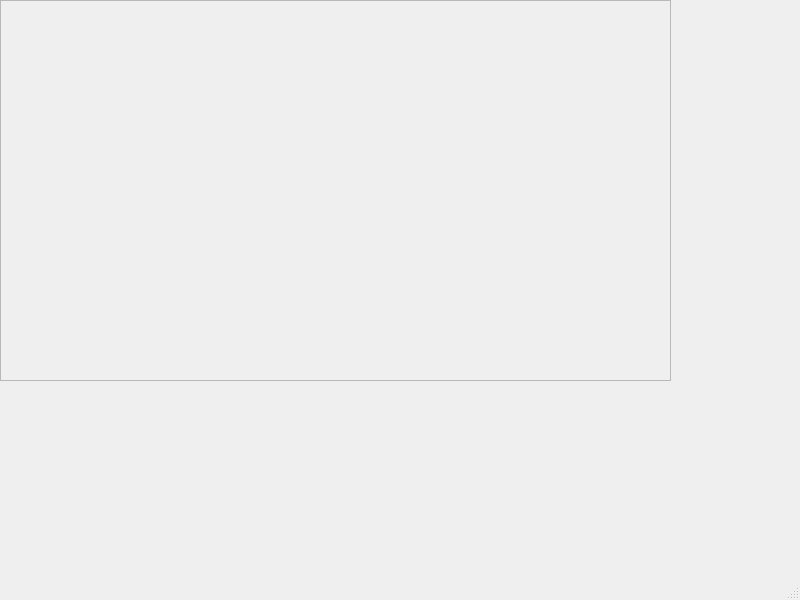
This is pypeds/gui/ui/main_window.ui in my-HenryS/pypeds as Qt 5 draws it before an edit. The edited form follows.
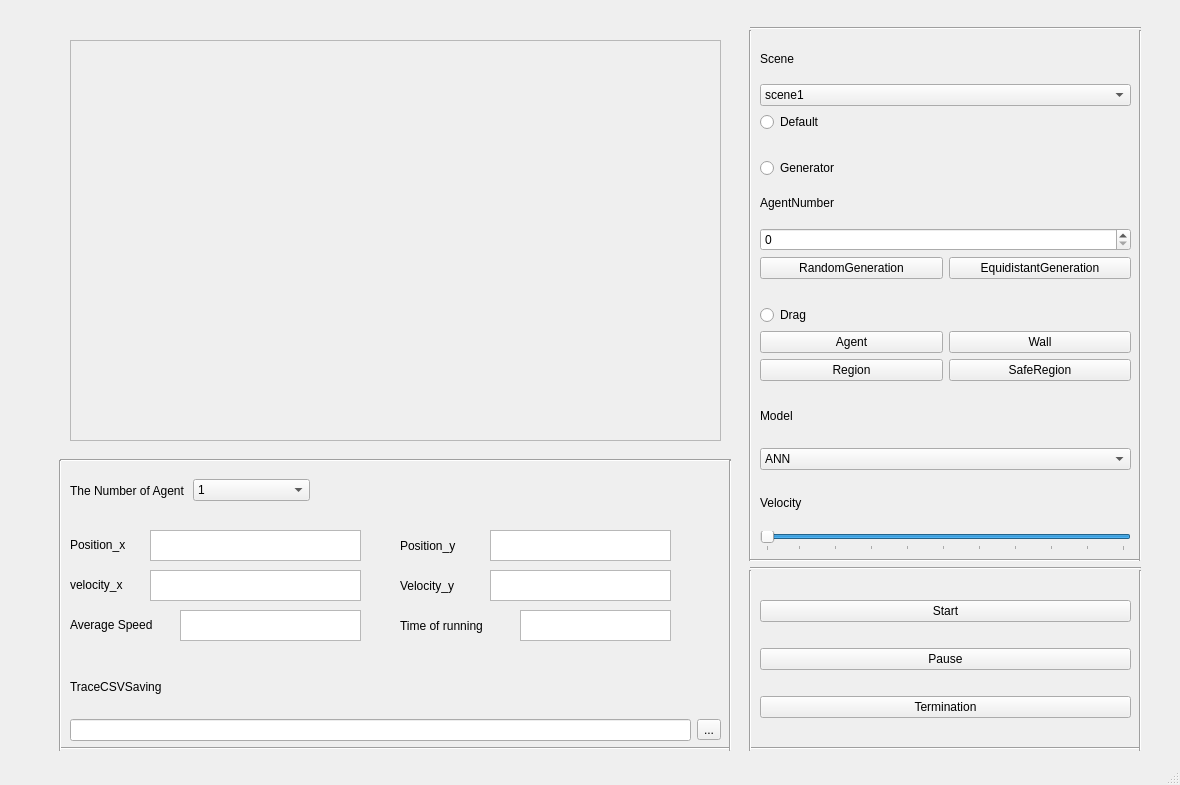
This is the edited form.

Commit message: rename ui file, rewrite ui test (incomplete), rewrite panel

The edit to the form file:
```diff
--- a/pypeds/gui/ui/main_window.ui
+++ b/pypeds/gui/ui/main_window.ui
@@ -6,40 +6,711 @@
    <rect>
     <x>0</x>
     <y>0</y>
-    <width>800</width>
-    <height>600</height>
+    <width>1180</width>
+    <height>785</height>
    </rect>
   </property>
   <property name="windowTitle">
    <string>MainWindow</string>
   </property>
   <widget class="QWidget" name="centralwidget">
-   <widget class="QFrame" name="frame">
+   <widget class="QWidget" name="verticalLayoutWidget">
     <property name="geometry">
      <rect>
-      <x>0</x>
-      <y>0</y>
+      <x>760</x>
+      <y>580</y>
+      <width>371</width>
+      <height>161</height>
+     </rect>
+    </property>
+    <layout class="QVBoxLayout" name="verticalLayout">
+     <item>
+      <widget class="QPushButton" name="pushButton">
+       <property name="text">
+        <string>Start</string>
+       </property>
+      </widget>
+     </item>
+     <item>
+      <widget class="QPushButton" name="pushButton_2">
+       <property name="text">
+        <string>Pause</string>
+       </property>
+      </widget>
+     </item>
+     <item>
+      <widget class="QPushButton" name="pushButton_3">
+       <property name="text">
+        <string>Termination</string>
+       </property>
+      </widget>
+     </item>
+    </layout>
+   </widget>
+   <widget class="QWidget" name="verticalLayoutWidget_2">
+    <property name="geometry">
+     <rect>
+      <x>760</x>
+      <y>480</y>
+      <width>371</width>
+      <height>71</height>
+     </rect>
+    </property>
+    <layout class="QVBoxLayout" name="verticalLayout_2">
+     <item>
+      <widget class="QLabel" name="label">
+       <property name="text">
+        <string>Velocity</string>
+       </property>
+      </widget>
+     </item>
+     <item>
+      <widget class="QSlider" name="horizontalSlider">
+       <property name="cursor">
+        <cursorShape>ArrowCursor</cursorShape>
+       </property>
+       <property name="value">
+        <number>99</number>
+       </property>
+       <property name="orientation">
+        <enum>Qt::Horizontal</enum>
+       </property>
+       <property name="invertedAppearance">
+        <bool>true</bool>
+       </property>
+       <property name="invertedControls">
+        <bool>false</bool>
+       </property>
+       <property name="tickPosition">
+        <enum>QSlider::TicksBelow</enum>
+       </property>
+       <property name="tickInterval">
+        <number>10</number>
+       </property>
+      </widget>
+     </item>
+    </layout>
+   </widget>
+   <widget class="QWidget" name="verticalLayoutWidget_4">
+    <property name="geometry">
+     <rect>
+      <x>760</x>
+      <y>390</y>
+      <width>371</width>
+      <height>80</height>
+     </rect>
+    </property>
+    <layout class="QVBoxLayout" name="verticalLayout_4">
+     <item>
+      <widget class="QLabel" name="label_4">
+       <property name="text">
+        <string>Model</string>
+       </property>
+      </widget>
+     </item>
+     <item>
+      <widget class="QComboBox" name="comboBox_2">
+       <item>
+        <property name="text">
+         <string>ANN</string>
+        </property>
+       </item>
+       <item>
+        <property name="text">
+         <string>LSTM</string>
+        </property>
+       </item>
+       <item>
+        <property name="text">
+         <string>SFC</string>
+        </property>
+       </item>
+       <item>
+        <property name="text">
+         <string>Real-life</string>
+        </property>
+       </item>
+      </widget>
+     </item>
+    </layout>
+   </widget>
+   <widget class="QWidget" name="verticalLayoutWidget_3">
+    <property name="geometry">
+     <rect>
+      <x>760</x>
+      <y>40</y>
+      <width>371</width>
+      <height>341</height>
+     </rect>
+    </property>
+    <layout class="QVBoxLayout" name="verticalLayout_3">
+     <item>
+      <widget class="QLabel" name="label_2">
+       <property name="text">
+        <string>Scene</string>
+       </property>
+      </widget>
+     </item>
+     <item>
+      <widget class="QComboBox" name="comboBox">
+       <item>
+        <property name="text">
+         <string>scene1</string>
+        </property>
+       </item>
+       <item>
+        <property name="text">
+         <string>scene2</string>
+        </property>
+       </item>
+       <item>
+        <property name="text">
+         <string>scene3</string>
+        </property>
+       </item>
+      </widget>
+     </item>
+     <item>
+      <widget class="QRadioButton" name="radioButton_3">
+       <property name="text">
+        <string>Default</string>
+       </property>
+      </widget>
+     </item>
+     <item>
+      <spacer name="horizontalSpacer">
+       <property name="orientation">
+        <enum>Qt::Horizontal</enum>
+       </property>
+       <property name="sizeHint" stdset="0">
+        <size>
+         <width>40</width>
+         <height>20</height>
+        </size>
+       </property>
+      </spacer>
+     </item>
+     <item>
+      <widget class="QRadioButton" name="radioButton_2">
+       <property name="text">
+        <string>Generator</string>
+       </property>
+      </widget>
+     </item>
+     <item>
+      <widget class="QLabel" name="label_3">
+       <property name="text">
+        <string>AgentNumber</string>
+       </property>
+      </widget>
+     </item>
+     <item>
+      <widget class="QSpinBox" name="spinBox"/>
+     </item>
+     <item>
+      <layout class="QGridLayout" name="gridLayout_2">
+       <item row="0" column="0">
+        <widget class="QPushButton" name="pushButton_8">
+         <property name="text">
+          <string>RandomGeneration</string>
+         </property>
+        </widget>
+       </item>
+       <item row="0" column="1">
+        <widget class="QPushButton" name="pushButton_9">
+         <property name="text">
+          <string>EquidistantGeneration</string>
+         </property>
+        </widget>
+       </item>
+      </layout>
+     </item>
+     <item>
+      <layout class="QGridLayout" name="gridLayout">
+       <item row="2" column="1">
+        <widget class="QPushButton" name="pushButton_5">
+         <property name="text">
+          <string>Wall</string>
+         </property>
+        </widget>
+       </item>
+       <item row="3" column="0">
+        <widget class="QPushButton" name="pushButton_6">
+         <property name="text">
+          <string>Region</string>
+         </property>
+        </widget>
+       </item>
+       <item row="3" column="1">
+        <widget class="QPushButton" name="pushButton_7">
+         <property name="text">
+          <string>SafeRegion</string>
+         </property>
+        </widget>
+       </item>
+       <item row="1" column="0">
+        <widget class="QRadioButton" name="radioButton">
+         <property name="text">
+          <string>Drag</string>
+         </property>
+        </widget>
+       </item>
+       <item row="2" column="0">
+        <widget class="QPushButton" name="pushButton_4">
+         <property name="text">
+          <string>Agent</string>
+         </property>
+        </widget>
+       </item>
+       <item row="0" column="0">
+        <spacer name="horizontalSpacer_2">
+         <property name="orientation">
+          <enum>Qt::Horizontal</enum>
+         </property>
+         <property name="sizeHint" stdset="0">
+          <size>
+           <width>40</width>
+           <height>20</height>
+          </size>
+         </property>
+        </spacer>
+       </item>
+       <item row="0" column="1">
+        <spacer name="horizontalSpacer_3">
+         <property name="orientation">
+          <enum>Qt::Horizontal</enum>
+         </property>
+         <property name="sizeHint" stdset="0">
+          <size>
+           <width>40</width>
+           <height>20</height>
+          </size>
+         </property>
+        </spacer>
+       </item>
+      </layout>
+     </item>
+    </layout>
+   </widget>
+   <widget class="QScrollArea" name="scrollArea">
+    <property name="geometry">
+     <rect>
+      <x>70</x>
+      <y>40</y>
+      <width>651</width>
+      <height>401</height>
+     </rect>
+    </property>
+    <property name="widgetResizable">
+     <bool>true</bool>
+    </property>
+    <widget class="QWidget" name="scrollAreaWidgetContents">
+     <property name="geometry">
+      <rect>
+       <x>0</x>
+       <y>0</y>
+       <width>649</width>
+       <height>399</height>
+      </rect>
+     </property>
+    </widget>
+   </widget>
+   <widget class="QWidget" name="gridLayoutWidget">
+    <property name="geometry">
+     <rect>
+      <x>70</x>
+      <y>660</y>
+      <width>651</width>
+      <height>81</height>
+     </rect>
+    </property>
+    <layout class="QGridLayout" name="gridLayout_3">
+     <item row="1" column="0">
+      <widget class="QLineEdit" name="lineEdit"/>
+     </item>
+     <item row="1" column="1">
+      <widget class="QToolButton" name="toolButton">
+       <property name="text">
+        <string>...</string>
+       </property>
+      </widget>
+     </item>
+     <item row="0" column="0">
+      <widget class="QLabel" name="label_5">
+       <property name="text">
+        <string>TraceCSVSaving</string>
+       </property>
+      </widget>
+     </item>
+    </layout>
+   </widget>
+   <widget class="QWidget" name="horizontalLayoutWidget_3">
+    <property name="geometry">
+     <rect>
+      <x>70</x>
+      <y>470</y>
+      <width>240</width>
+      <height>41</height>
+     </rect>
+    </property>
+    <layout class="QHBoxLayout" name="horizontalLayout_3">
+     <item>
+      <widget class="QLabel" name="label_10">
+       <property name="text">
+        <string>The Number of Agent</string>
+       </property>
+      </widget>
+     </item>
+     <item>
+      <widget class="QComboBox" name="comboBox_3">
+       <item>
+        <property name="text">
+         <string>1</string>
+        </property>
+       </item>
+       <item>
+        <property name="text">
+         <string>2</string>
+        </property>
+       </item>
+       <item>
+        <property name="text">
+         <string>3</string>
+        </property>
+       </item>
+       <item>
+        <property name="text">
+         <string>4</string>
+        </property>
+       </item>
+       <item>
+        <property name="text">
+         <string>5</string>
+        </property>
+       </item>
+       <item>
+        <property name="text">
+         <string>6</string>
+        </property>
+       </item>
+       <item>
+        <property name="text">
+         <string>7</string>
+        </property>
+       </item>
+       <item>
+        <property name="text">
+         <string>8</string>
+        </property>
+       </item>
+       <item>
+        <property name="text">
+         <string>9</string>
+        </property>
+       </item>
+       <item>
+        <property name="text">
+         <string>10</string>
+        </property>
+       </item>
+      </widget>
+     </item>
+    </layout>
+   </widget>
+   <widget class="Line" name="line">
+    <property name="geometry">
+     <rect>
+      <x>750</x>
+      <y>20</y>
+      <width>391</width>
+      <height>16</height>
+     </rect>
+    </property>
+    <property name="orientation">
+     <enum>Qt::Horizontal</enum>
+    </property>
+   </widget>
+   <widget class="Line" name="line_2">
+    <property name="geometry">
+     <rect>
+      <x>740</x>
+      <y>30</y>
+      <width>20</width>
+      <height>531</height>
+     </rect>
+    </property>
+    <property name="orientation">
+     <enum>Qt::Vertical</enum>
+    </property>
+   </widget>
+   <widget class="Line" name="line_3">
+    <property name="geometry">
+     <rect>
+      <x>750</x>
+      <y>550</y>
+      <width>391</width>
+      <height>20</height>
+     </rect>
+    </property>
+    <property name="orientation">
+     <enum>Qt::Horizontal</enum>
+    </property>
+   </widget>
+   <widget class="Line" name="line_4">
+    <property name="geometry">
+     <rect>
+      <x>1130</x>
+      <y>30</y>
+      <width>20</width>
+      <height>531</height>
+     </rect>
+    </property>
+    <property name="orientation">
+     <enum>Qt::Vertical</enum>
+    </property>
+   </widget>
+   <widget class="QLabel" name="label_6">
+    <property name="geometry">
+     <rect>
+      <x>70</x>
+      <y>530</y>
+      <width>71</width>
+      <height>29</height>
+     </rect>
+    </property>
+    <property name="text">
+     <string>Position_x</string>
+    </property>
+   </widget>
+   <widget class="QLabel" name="label_7">
+    <property name="geometry">
+     <rect>
+      <x>400</x>
+      <y>530</y>
+      <width>81</width>
+      <height>31</height>
+     </rect>
+    </property>
+    <property name="text">
+     <string>Position_y</string>
+    </property>
+   </widget>
+   <widget class="QTextBrowser" name="textBrowser">
+    <property name="geometry">
+     <rect>
+      <x>150</x>
+      <y>530</y>
+      <width>211</width>
+      <height>31</height>
+     </rect>
+    </property>
+   </widget>
+   <widget class="QTextBrowser" name="textBrowser_2">
+    <property name="geometry">
+     <rect>
+      <x>490</x>
+      <y>530</y>
+      <width>181</width>
+      <height>31</height>
+     </rect>
+    </property>
+   </widget>
+   <widget class="QLabel" name="label_8">
+    <property name="geometry">
+     <rect>
+      <x>70</x>
+      <y>570</y>
+      <width>68</width>
+      <height>29</height>
+     </rect>
+    </property>
+    <property name="text">
+     <string>velocity_x</string>
+    </property>
+   </widget>
+   <widget class="QTextBrowser" name="textBrowser_3">
+    <property name="geometry">
+     <rect>
+      <x>150</x>
+      <y>570</y>
+      <width>211</width>
+      <height>31</height>
+     </rect>
+    </property>
+   </widget>
+   <widget class="QLabel" name="label_9">
+    <property name="geometry">
+     <rect>
+      <x>400</x>
+      <y>570</y>
+      <width>71</width>
+      <height>31</height>
+     </rect>
+    </property>
+    <property name="text">
+     <string>Velocity_y</string>
+    </property>
+   </widget>
+   <widget class="QTextBrowser" name="textBrowser_4">
+    <property name="geometry">
+     <rect>
+      <x>490</x>
+      <y>570</y>
+      <width>181</width>
+      <height>31</height>
+     </rect>
+    </property>
+   </widget>
+   <widget class="QLabel" name="label_15">
+    <property name="geometry">
+     <rect>
+      <x>70</x>
+      <y>610</y>
+      <width>116</width>
+      <height>29</height>
+     </rect>
+    </property>
+    <property name="text">
+     <string>Average Speed    </string>
+    </property>
+   </widget>
+   <widget class="QTextBrowser" name="textBrowser_5">
+    <property name="geometry">
+     <rect>
+      <x>180</x>
+      <y>610</y>
+      <width>181</width>
+      <height>31</height>
+     </rect>
+    </property>
+   </widget>
+   <widget class="QLabel" name="label_14">
+    <property name="geometry">
+     <rect>
+      <x>400</x>
+      <y>610</y>
+      <width>108</width>
+      <height>31</height>
+     </rect>
+    </property>
+    <property name="text">
+     <string>Time of running</string>
+    </property>
+   </widget>
+   <widget class="QTextBrowser" name="textBrowser_6">
+    <property name="geometry">
+     <rect>
+      <x>520</x>
+      <y>610</y>
+      <width>151</width>
+      <height>31</height>
+     </rect>
+    </property>
+   </widget>
+   <widget class="Line" name="line_5">
+    <property name="geometry">
+     <rect>
+      <x>750</x>
+      <y>560</y>
+      <width>391</width>
+      <height>16</height>
+     </rect>
+    </property>
+    <property name="orientation">
+     <enum>Qt::Horizontal</enum>
+    </property>
+   </widget>
+   <widget class="Line" name="line_6">
+    <property name="geometry">
+     <rect>
+      <x>750</x>
+      <y>740</y>
+      <width>391</width>
+      <height>16</height>
+     </rect>
+    </property>
+    <property name="orientation">
+     <enum>Qt::Horizontal</enum>
+    </property>
+   </widget>
+   <widget class="Line" name="line_7">
+    <property name="geometry">
+     <rect>
+      <x>740</x>
+      <y>570</y>
+      <width>20</width>
+      <height>181</height>
+     </rect>
+    </property>
+    <property name="orientation">
+     <enum>Qt::Vertical</enum>
+    </property>
+   </widget>
+   <widget class="Line" name="line_8">
+    <property name="geometry">
+     <rect>
+      <x>1130</x>
+      <y>570</y>
+      <width>20</width>
+      <height>181</height>
+     </rect>
+    </property>
+    <property name="orientation">
+     <enum>Qt::Vertical</enum>
+    </property>
+   </widget>
+   <widget class="Line" name="line_9">
+    <property name="geometry">
+     <rect>
+      <x>60</x>
+      <y>740</y>
       <width>671</width>
-      <height>381</height>
+      <height>16</height>
      </rect>
     </property>
-    <property name="frameShape">
-     <enum>QFrame::StyledPanel</enum>
+    <property name="orientation">
+     <enum>Qt::Horizontal</enum>
     </property>
-    <property name="frameShadow">
-     <enum>QFrame::Raised</enum>
+   </widget>
+   <widget class="Line" name="line_10">
+    <property name="geometry">
+     <rect>
+      <x>60</x>
+      <y>450</y>
+      <width>671</width>
+      <height>20</height>
+     </rect>
     </property>
+    <property name="orientation">
+     <enum>Qt::Horizontal</enum>
+    </property>
    </widget>
-  </widget>
-  <widget class="QMenuBar" name="menubar">
-   <property name="geometry">
-    <rect>
-     <x>0</x>
-     <y>0</y>
-     <width>800</width>
-     <height>22</height>
-    </rect>
-   </property>
+   <widget class="Line" name="line_11">
+    <property name="geometry">
+     <rect>
+      <x>50</x>
+      <y>460</y>
+      <width>20</width>
+      <height>291</height>
+     </rect>
+    </property>
+    <property name="orientation">
+     <enum>Qt::Vertical</enum>
+    </property>
+   </widget>
+   <widget class="Line" name="line_12">
+    <property name="geometry">
+     <rect>
+      <x>720</x>
+      <y>460</y>
+      <width>20</width>
+      <height>291</height>
+     </rect>
+    </property>
+    <property name="orientation">
+     <enum>Qt::Vertical</enum>
+    </property>
+   </widget>
   </widget>
   <widget class="QStatusBar" name="statusbar"/>
  </widget>
```
The commit also changes 6 other files.
